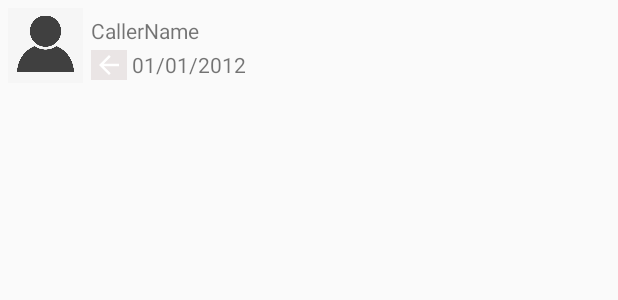
After one commit to Amarendra2112/ChatBox, an Android app: the layout call_list_layout.xml on its own in the app's theme, with its tools: preview values and no code run, on a phone screen of 412 x 824 dp. The commit adds this screen. Shown: the top 300 px of the screen. Run offline under Robolectric (Android 15) with nearby library versions, the phone set to English and light mode, and no system bars.

Commit message:
Added Status and call. Fixed some bugs.

```diff
--- a/app/src/main/AndroidManifest.xml
+++ b/app/src/main/AndroidManifest.xml
@@ -1,8 +1,10 @@
 <?xml version="1.0" encoding="utf-8"?>
 <manifest xmlns:android="http://schemas.android.com/apk/res/android"
     package="com.example.chatbox">
+
     <uses-permission android:name="android.permission.INTERNET"/>
     <uses-permission android:name="android.permission.ACCESS_NETWORK_STATE"/>
+
     <application
         android:allowBackup="true"
         android:icon="@mipmap/ic_launcher"
--- a/app/src/main/java/com/example/chatbox/MainActivity.java
+++ b/app/src/main/java/com/example/chatbox/MainActivity.java
@@ -130,7 +130,7 @@ public class MainActivity extends AppCompatActivity {
                 }
                 binding.FloatingActionButton.show();
             }
-        },300);
+        },100);
 
     }
 
--- a/app/src/main/java/com/example/chatbox/SplashScreen.java
+++ b/app/src/main/java/com/example/chatbox/SplashScreen.java
@@ -20,6 +20,6 @@ public class SplashScreen extends AppCompatActivity {
                 startActivity(intent);
                 finish();
             }
-        },3000);
+        },1000);
     }
 }
--- a/app/src/main/java/com/example/chatbox/menu/StatusFragment.java
+++ b/app/src/main/java/com/example/chatbox/menu/StatusFragment.java
@@ -7,6 +7,8 @@ import androidx.fragment.app.Fragment;
 import android.view.LayoutInflater;
 import android.view.View;
 import android.view.ViewGroup;
+import android.widget.ImageView;
+import android.widget.TextView;
 
 import com.example.chatbox.R;
 
--- /dev/null
+++ b/app/src/main/res/drawable/ic_baseline_call_made_24.xml
@@ -0,0 +1,5 @@
+<vector android:height="24dp" android:tint="#68FF1E"
+    android:viewportHeight="24" android:viewportWidth="24"
+    android:width="24dp" xmlns:android="http://schemas.android.com/apk/res/android">
+    <path android:fillColor="@android:color/white" android:pathData="M9,5v2h6.59L4,18.59 5.41,20 17,8.41V15h2V5z"/>
+</vector>
--- /dev/null
+++ b/app/src/main/res/drawable/ic_baseline_call_missed_24.xml
@@ -0,0 +1,5 @@
+<vector android:height="24dp" android:tint="#FF1E29"
+    android:viewportHeight="24" android:viewportWidth="24"
+    android:width="24dp" xmlns:android="http://schemas.android.com/apk/res/android">
+    <path android:fillColor="@android:color/white" android:pathData="M19.59,7L12,14.59 6.41,9H11V7H3v8h2v-4.59l7,7 9,-9z"/>
+</vector>
--- /dev/null
+++ b/app/src/main/res/drawable/ic_baseline_call_received_24.xml
@@ -0,0 +1,5 @@
+<vector android:height="24dp" android:tint="#48FF2F"
+    android:viewportHeight="24" android:viewportWidth="24"
+    android:width="24dp" xmlns:android="http://schemas.android.com/apk/res/android">
+    <path android:fillColor="@android:color/white" android:pathData="M20,5.41L18.59,4 7,15.59V9H5v10h10v-2H8.41z"/>
+</vector>
--- a/app/src/main/res/drawable/ic_baseline_more_vert_24.xml
+++ b/app/src/main/res/drawable/ic_baseline_more_vert_24.xml
@@ -1,4 +1,4 @@
-<vector android:height="24dp" android:tint="#F4FCFF"
+<vector android:height="24dp" android:tint="#FEFFF9"
     android:viewportHeight="24" android:viewportWidth="24"
     android:width="24dp" xmlns:android="http://schemas.android.com/apk/res/android">
     <path android:fillColor="@android:color/white" android:pathData="M12,8c1.1,0 2,-0.9 2,-2s-0.9,-2 -2,-2 -2,0.9 -2,2 0.9,2 2,2zM12,10c-1.1,0 -2,0.9 -2,2s0.9,2 2,2 2,-0.9 2,-2 -0.9,-2 -2,-2zM12,16c-1.1,0 -2,0.9 -2,2s0.9,2 2,2 2,-0.9 2,-2 -0.9,-2 -2,-2z"/>
--- /dev/null
+++ b/app/src/main/res/drawable/ic_baseline_person_outline_24.xml
@@ -0,0 +1,5 @@
+<vector android:height="24dp" android:tint="#94FF28"
+    android:viewportHeight="24" android:viewportWidth="24"
+    android:width="24dp" xmlns:android="http://schemas.android.com/apk/res/android">
+    <path android:fillColor="@android:color/white" android:pathData="M12,5.9c1.16,0 2.1,0.94 2.1,2.1s-0.94,2.1 -2.1,2.1S9.9,9.16 9.9,8s0.94,-2.1 2.1,-2.1m0,9c2.97,0 6.1,1.46 6.1,2.1v1.1L5.9,18.1L5.9,17c0,-0.64 3.13,-2.1 6.1,-2.1M12,4C9.79,4 8,5.79 8,8s1.79,4 4,4 4,-1.79 4,-4 -1.79,-4 -4,-4zM12,13c-2.67,0 -8,1.34 -8,4v3h16v-3c0,-2.66 -5.33,-4 -8,-4z"/>
+</vector>
--- /dev/null
+++ b/app/src/main/res/layout/call_list_layout.xml
@@ -0,0 +1,55 @@
+<?xml version="1.0" encoding="utf-8"?>
+<androidx.constraintlayout.widget.ConstraintLayout xmlns:android="http://schemas.android.com/apk/res/android"
+    xmlns:app="http://schemas.android.com/apk/res-auto"
+    xmlns:tools="http://schemas.android.com/tools"
+    android:layout_width="match_parent"
+    android:layout_height="wrap_content">
+
+    <androidx.constraintlayout.widget.ConstraintLayout
+        android:layout_width="match_parent"
+        android:layout_height="0dp"
+        android:padding="5dp"
+        app:layout_constraintEnd_toEndOf="parent"
+        app:layout_constraintStart_toStartOf="parent"
+        app:layout_constraintTop_toTopOf="parent">
+
+        <ImageView
+            android:id="@+id/CallImage"
+            android:layout_width="50dp"
+            android:layout_height="50dp"
+            app:layout_constraintStart_toStartOf="parent"
+            app:layout_constraintTop_toTopOf="parent"
+            app:srcCompat="@drawable/nodp" />
+
+        <TextView
+            android:id="@+id/CallerUserName"
+            android:layout_width="wrap_content"
+            android:layout_height="wrap_content"
+            android:layout_marginStart="5dp"
+            android:layout_marginTop="5dp"
+            android:text="CallerName"
+            app:layout_constraintStart_toEndOf="@+id/CallImage"
+            app:layout_constraintTop_toTopOf="parent" />
+
+        <TextView
+            android:id="@+id/TimeOfCall"
+            android:layout_width="wrap_content"
+            android:layout_height="wrap_content"
+            android:layout_marginStart="3dp"
+            android:layout_marginTop="3dp"
+            android:text="01/01/2012"
+            app:layout_constraintStart_toEndOf="@+id/ArrowOfCall"
+            app:layout_constraintTop_toBottomOf="@+id/CallerUserName" />
+
+        <ImageView
+            android:id="@+id/ArrowOfCall"
+            android:layout_width="24dp"
+            android:layout_height="20dp"
+            android:layout_marginStart="5dp"
+            android:layout_marginTop="3dp"
+            android:background="#EAE5E5"
+            app:layout_constraintStart_toEndOf="@+id/CallImage"
+            app:layout_constraintTop_toBottomOf="@+id/CallerUserName"
+            app:srcCompat="@drawable/abc_vector_test" />
+    </androidx.constraintlayout.widget.ConstraintLayout>
+</androidx.constraintlayout.widget.ConstraintLayout>
--- a/app/src/main/res/layout/chat_circular_list.xml
+++ b/app/src/main/res/layout/chat_circular_list.xml
@@ -11,8 +11,9 @@
         android:id="@+id/DpImage"
         android:layout_width="80dp"
         android:layout_height="80dp"
-        app:srcCompat="@drawable/nodp"
-        tools:srcCompat="@drawable/nodp" />
+        android:background="#2E0303"
+        app:srcCompat="@mipmap/ic_launcher"
+        tools:srcCompat="@mipmap/ic_launcher" />
 
     <LinearLayout
         android:layout_width="match_parent"
--- a/app/src/main/res/menu/homemenu.xml
+++ b/app/src/main/res/menu/homemenu.xml
@@ -5,13 +5,13 @@
     <item
         android:id="@+id/SearchMenu"
         android:icon="@android:drawable/ic_menu_search"
+        android:iconTint="#FBFBFB"
         android:title="Search"
-        android:iconTint="@android:color/white"
         app:showAsAction="ifRoom" />
     <item
         android:id="@+id/MoreMenu"
-        android:icon="@android:drawable/ic_menu_send"
+        android:icon="@drawable/ic_baseline_more_vert_24"
+        android:iconTint="@android:color/white"
         android:title="MoreMenu"
-        android:iconTint="@android:color/white"
         app:showAsAction="ifRoom" />
 </menu>
--- a/build.gradle
+++ b/build.gradle
@@ -5,7 +5,7 @@ buildscript {
         jcenter()
     }
     dependencies {
-        classpath "com.android.tools.build:gradle:4.0.0"
+        classpath 'com.android.tools.build:gradle:4.0.1'
 
         // NOTE: Do not place your application dependencies here; they belong
         // in the individual module build.gradle files
```
Also changed, not shown: app/src/main/java/com/example/chatbox/adapter/CallAdapter.java (added, +78 -0 lines), app/src/main/java/com/example/chatbox/menu/CallFragment.java (+18 -1 lines), app/src/main/java/com/example/chatbox/menu/ChatFragment.java (+5 -6 lines), app/src/main/java/com/example/chatbox/model/CallList.java (added, +74 -0 lines), app/src/main/res/layout/fragment_call.xml (+3 -5 lines), app/src/main/res/layout/fragment_status.xml (+46 -4 lines).
